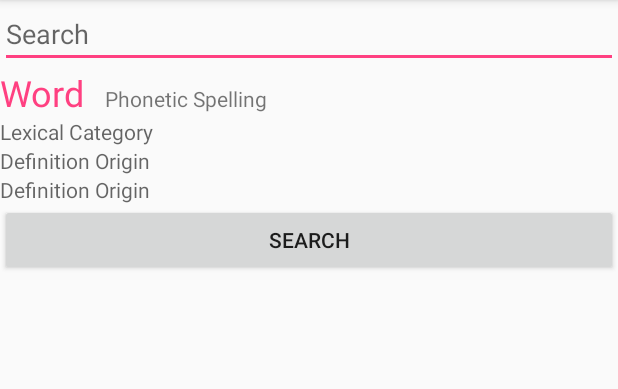
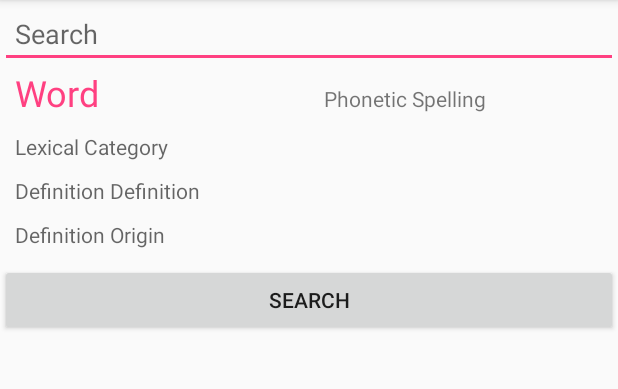
Before and after one commit to JasmienSCels/Wordly, an Android app: the screen it shows after launch (DailyWordActivity), after a tap on "SEARCH", on a phone screen of 412 x 824 dp, the part 84-473 px from its top. Run offline under Robolectric (Android 15) with nearby library versions, the phone set to English and light mode, and no system bars; our stand-ins replace Dagger/Hilt's generated code.

Commit message:
Adjusted UI widgets

```diff
--- a/app/src/main/java/com/example/jasmiensofiecels/wordly/service/repository/DictionaryRepository.java
+++ b/app/src/main/java/com/example/jasmiensofiecels/wordly/service/repository/DictionaryRepository.java
@@ -56,6 +56,10 @@ public class DictionaryRepository {
 
             @Override
             public void onResponse(Call<Example> call, Response<Example> response) {
+                if(response.body() == null) {
+                    results.setValue(null);
+                    return;
+                }
                 Log.d("repository response", response.body().getResults().get(0).getWord());
                 results.setValue(response.body());
             }
--- a/app/src/main/java/com/example/jasmiensofiecels/wordly/view/dailyWord/DailyWordActivity.java
+++ b/app/src/main/java/com/example/jasmiensofiecels/wordly/view/dailyWord/DailyWordActivity.java
@@ -5,11 +5,11 @@ import android.arch.lifecycle.Observer;
 import android.arch.lifecycle.ViewModelProviders;
 import android.os.Bundle;
 import android.support.annotation.Nullable;
-import android.util.Log;
 import android.view.View;
 import android.widget.Button;
 import android.widget.EditText;
 import android.widget.TextView;
+import android.widget.Toast;
 
 import com.example.jasmiensofiecels.wordly.R;
 import com.example.jasmiensofiecels.wordly.service.model.OxfordEntry.Example;
@@ -69,7 +69,11 @@ public class DailyWordActivity extends BaseActivity implements DailyWordView {
             public void onClick(View v) {
                 MutableLiveData<String> wordChange = new MutableLiveData<>();
 
-                //TODO: Check against null inputs
+                //Check against null inputs
+                if(searchTv.getText().toString().equals("")) {
+                    renderInvalidSearchInput("Invalid Input");
+                    return;
+                }
                 wordChange.setValue(searchTv.getText().toString());
                 viewModel.onWordRefresh(wordChange);
 
@@ -83,8 +87,11 @@ public class DailyWordActivity extends BaseActivity implements DailyWordView {
         viewModel.getResultObservable().observe(this, new Observer<Example>() {
             @Override
             public void onChanged(@Nullable Example response) {
+                if(response == null) {
+                    renderInvalidSearchInput("Word not found");
+                    return;
+                }
                 renderWordInformation(response);
-                Log.d("Observable", response.getResults().get(0).getLexicalEntries().get(0).getText());
             }
         });
     }
@@ -95,7 +102,14 @@ public class DailyWordActivity extends BaseActivity implements DailyWordView {
         wordPhonetic.setText(response.getResults().get(0).getLexicalEntries().get(0).getPronunciations().get(0).getPhoneticSpelling());
         wordLexical.setText(response.getResults().get(0).getLexicalEntries().get(0).getLexicalCategory());
         wordDefinition.setText(response.getResults().get(0).getLexicalEntries().get(0).getEntries().get(0).getSenses().get(0).getDefinitions().get(0));
-        wordOrigin.setText(response.getResults().get(0).getLexicalEntries().get(0).getEntries().get(0).getEtymologies().get(0));
+
+//        if(!response.getResults().get(0).getLexicalEntries().get(0).getEntries().get(0).getEtymologies().get(0).isEmpty()) {
+//            wordOrigin.setText(response.getResults().get(0).getLexicalEntries().get(0).getEntries().get(0).getEtymologies().get(0));
+//        }
+    }
+
+    public void renderInvalidSearchInput(String message) {
+        Toast.makeText(this, message, Toast.LENGTH_LONG).show();
     }
 
 }
--- a/app/src/main/res/layout/activity_daily_word.xml
+++ b/app/src/main/res/layout/activity_daily_word.xml
@@ -20,6 +20,8 @@
             android:layout_width="match_parent"
             android:layout_height="wrap_content"
             android:layout_weight="1"
+            android:paddingStart="10dp"
+            android:paddingEnd="10dp"
             android:hint="Search"
             android:digits="ABCDEFGHIJKLMNOPQRSTUVWXYZabcdefghijklmnopqrstuvwxyz-"
             />
@@ -35,6 +37,7 @@
         android:layout_alignParentBottom="true"
         android:layout_below="@+id/search_layout_linear"
         android:orientation="vertical"
+        android:paddingBottom="10dp"
         tools:layout_editor_absoluteX="16dp"
         tools:layout_editor_absoluteY="222dp">
 
@@ -48,10 +51,11 @@
 
             <TextView
                 android:id="@+id/defined_word_tv"
-                android:layout_width="140dp"
+                android:layout_width="match_parent"
                 android:layout_height="wrap_content"
                 android:layout_weight="1"
                 android:hint="word"
+                android:paddingStart="10dp"
                 android:text="Word"
                 android:textColor="@color/colorAccent"
                 android:textSize="24sp" />
@@ -60,7 +64,9 @@
                 android:id="@+id/word_phonetic"
                 android:layout_width="match_parent"
                 android:layout_height="wrap_content"
+                android:layout_toRightOf="@+id/defined_word_tv"
                 android:layout_weight="1"
+                android:paddingStart="10dp"
                 android:text="Phonetic Spelling" />
 
 
@@ -77,6 +83,8 @@
                 android:id="@+id/word_lexical_category"
                 android:layout_width="match_parent"
                 android:layout_height="wrap_content"
+                android:paddingStart="10dp"
+                android:paddingTop="10dp"
                 android:layout_gravity="left"
                 android:textColor="@color/colorAccent"
                 android:hint="Lexical Category" />
@@ -94,9 +102,11 @@
                 android:id="@+id/word_definition"
                 android:layout_width="match_parent"
                 android:layout_height="wrap_content"
+                android:paddingStart="10dp"
                 android:layout_gravity="left"
+                android:paddingTop="10dp"
                 android:textColor="@color/colorAccent"
-                android:hint="Definition Origin" />
+                android:hint="Definition Definition" />
 
         </LinearLayout>
 
@@ -112,6 +122,8 @@
                 android:id="@+id/word_origin"
                 android:layout_width="match_parent"
                 android:layout_height="wrap_content"
+                android:paddingStart="10dp"
+                android:paddingTop="10dp"
                 android:layout_gravity="left"
                 android:textColor="@color/colorAccent"
                 android:hint="Definition Origin" />
@@ -125,6 +137,7 @@
             android:layout_width="match_parent"
             android:layout_height="match_parent"
             android:layout_below="@id/word_origin"
+            android:paddingTop="10dp"
             android:orientation="horizontal">
 
 
@@ -133,6 +146,7 @@
                 android:layout_width="match_parent"
                 android:layout_height="wrap_content"
                 android:layout_weight="1"
+                android:paddingTop="10dp"
                 android:soundEffectsEnabled="true"
                 android:text="Search"
                 android:textStyle="normal"
```
